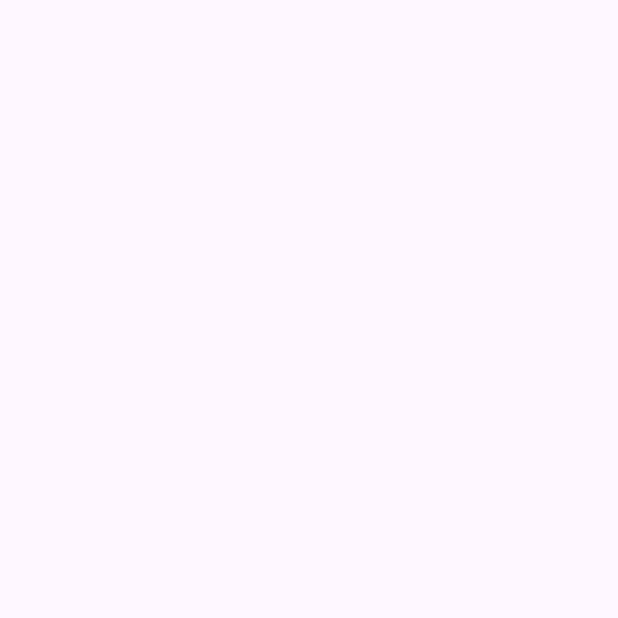
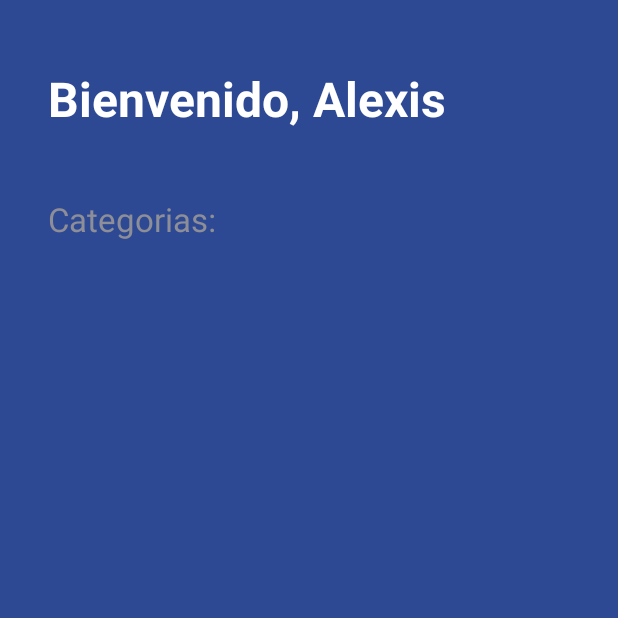
Before and after one commit to alexDev2808/android-apps, an Android app: the TodoActivity screen opened directly, with no data from a screen before it, on a phone screen of 412 x 824 dp, the top half of it. Before the commit the part shown is empty. Run offline under Robolectric (Android 15) with nearby library versions, the phone set to English and light mode, and no system bars.

Commit message:
Agregando el tema personalizado, y primeros estilos

```diff
--- a/app/src/main/AndroidManifest.xml
+++ b/app/src/main/AndroidManifest.xml
@@ -14,6 +14,7 @@
         tools:targetApi="31">
         <activity
             android:name=".todoapp.TodoActivity"
+            android:theme="@style/Theme.TODOApp"
             android:exported="false" />
         <activity
             android:name=".IMCCalculator.ResultIMCActivity"
--- a/app/src/main/java/com/example/androidmaster/todoapp/TodoActivity.kt
+++ b/app/src/main/java/com/example/androidmaster/todoapp/TodoActivity.kt
@@ -2,11 +2,26 @@ package com.example.androidmaster.todoapp
 
 import androidx.appcompat.app.AppCompatActivity
 import android.os.Bundle
+import androidx.recyclerview.widget.RecyclerView
 import com.example.androidmaster.R
 
 class TodoActivity : AppCompatActivity() {
+
+    private lateinit var rvCategories: RecyclerView
     override fun onCreate(savedInstanceState: Bundle?) {
         super.onCreate(savedInstanceState)
         setContentView(R.layout.activity_todo)
+
+        initComponents()
+        initUI()
     }
+
+
+    private fun initComponents() {
+        rvCategories = findViewById(R.id.rvCategories)
+    }
+    private fun initUI() {
+
+    }
+
 }
--- a/app/src/main/res/layout/activity_todo.xml
+++ b/app/src/main/res/layout/activity_todo.xml
@@ -4,6 +4,49 @@
     xmlns:tools="http://schemas.android.com/tools"
     android:layout_width="match_parent"
     android:layout_height="match_parent"
-    tools:context=".todoapp.TodoActivity">
+    tools:context=".todoapp.TodoActivity"
+    android:background="@color/todo_background_todo_app"
+    >
+
+    <androidx.appcompat.widget.LinearLayoutCompat
+        android:layout_width="match_parent"
+        android:layout_height="match_parent"
+        android:orientation="vertical"
+        >
+
+
+        <TextView
+            android:layout_width="wrap_content"
+            android:layout_height="wrap_content"
+            android:text="@string/todo_title"
+            android:textColor="@color/white"
+            android:textSize="32sp"
+            android:textStyle="bold"
+            android:layout_marginVertical="44dp"
+            android:layout_marginHorizontal="32dp"
+            />
+
+        <TextView
+            android:layout_width="wrap_content"
+            android:layout_height="wrap_content"
+            android:text="@string/todo_categories"
+            android:textColor="@color/title_text"
+            android:textSize="22sp"
+            android:layout_marginHorizontal="32dp"
+            android:layout_marginBottom="16dp"
+            />
+
+        <androidx.recyclerview.widget.RecyclerView
+            android:id="@+id/rvCategories"
+            android:layout_width="match_parent"
+            android:layout_height="wrap_content"
+
+            />
+
+
+
+
+
+    </androidx.appcompat.widget.LinearLayoutCompat>
 
 </androidx.constraintlayout.widget.ConstraintLayout>
--- a/app/src/main/res/values/strings.xml
+++ b/app/src/main/res/values/strings.xml
@@ -22,5 +22,7 @@
 
     <string name="title_obesidad">Obesidad</string>
     <string name="description_obesidad">Atencion. Deberias consultar a un medico para tratar este padecimiento.</string>
+    <string name="todo_title">Bienvenido, Alexis</string>
+    <string name="todo_categories">Categorias:</string>
 
 </resources>
--- a/app/src/main/res/values/themes.xml
+++ b/app/src/main/res/values/themes.xml
@@ -6,4 +6,19 @@
     </style>
 
     <style name="Theme.AndroidMaster" parent="Base.Theme.AndroidMaster" />
+
+
+    <style name="Theme.TODOApp" parent="Theme.MaterialComponents.DayNight.NoActionBar">
+        <!-- Primary brand color. -->
+        <item name="colorPrimary">@color/purple_500</item>
+        <item name="colorPrimaryVariant">@color/purple_700</item>
+        <item name="colorOnPrimary">@color/white</item>
+        <!-- Secondary brand color. -->
+        <item name="colorSecondary">@color/teal_200</item>
+        <item name="colorSecondaryVariant">@color/teal_700</item>
+        <item name="colorOnSecondary">@color/black</item>
+        <!-- Status bar color. -->
+        <item name="android:statusBarColor">@color/todo_background_todo_app</item>
+        <!-- Customize your theme here. -->
+    </style>
 </resources>
```
